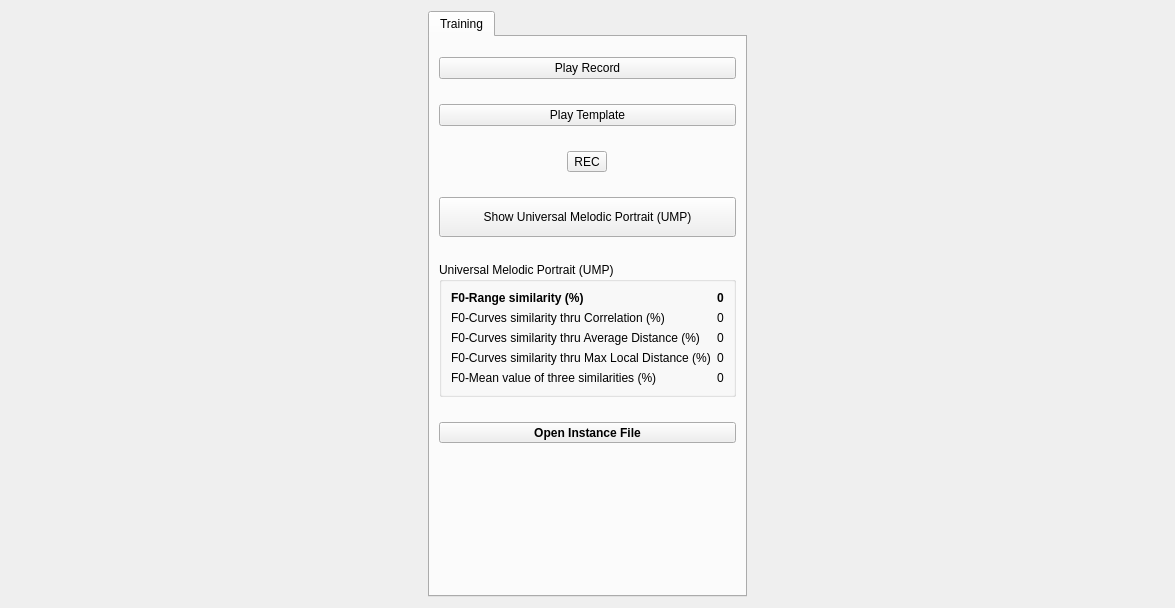
Before: the Qt Designer form graphswindow.ui in zhitko/inton-trainer, drawn with Qt 5.
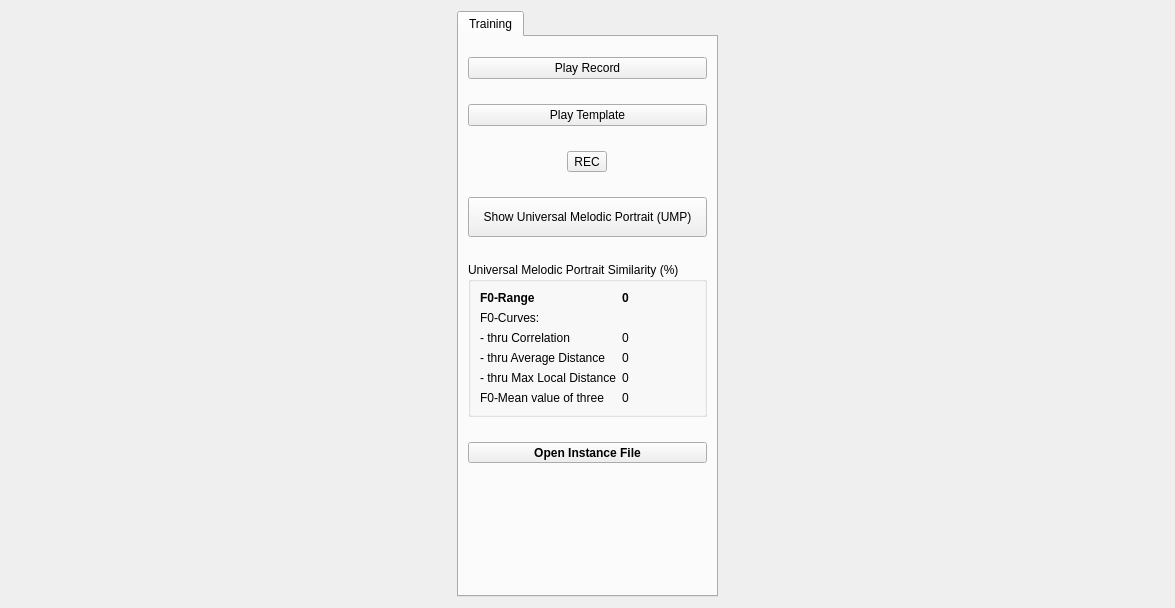
After: the same form once the commit is applied. Icons and pictures are not drawn.

Commit message: change: change display of UMP similarity

The edit to the form file:
```diff
--- a/graphswindow.ui
+++ b/graphswindow.ui
@@ -160,7 +160,7 @@
          <item>
           <widget class="QGroupBox" name="groupBox_2">
            <property name="title">
-            <string>Universal Melodic Portrait (UMP)</string>
+            <string>Universal Melodic Portrait Similarity (%)</string>
            </property>
            <layout class="QFormLayout" name="formLayout">
             <item row="0" column="0">
@@ -172,7 +172,7 @@
                </font>
               </property>
               <property name="text">
-               <string>F0-Range similarity (%)</string>
+               <string>F0-Range</string>
               </property>
              </widget>
             </item>
@@ -189,7 +189,7 @@
               </property>
              </widget>
             </item>
-            <item row="1" column="0">
+            <item row="2" column="0">
              <widget class="QLabel" name="totalCtitle">
               <property name="font">
                <font>
@@ -198,59 +198,66 @@
                </font>
               </property>
               <property name="text">
-               <string>F0-Curves similarity thru Correlation (%)</string>
+               <string>- thru Correlation</string>
               </property>
              </widget>
             </item>
-            <item row="1" column="1">
+            <item row="2" column="1">
              <widget class="QLabel" name="totalC">
               <property name="text">
                <string>0</string>
               </property>
              </widget>
             </item>
-            <item row="2" column="0">
+            <item row="3" column="0">
              <widget class="QLabel" name="totalItitle">
               <property name="text">
-               <string>F0-Curves similarity thru Average Distance (%)</string>
+               <string>- thru Average Distance</string>
               </property>
              </widget>
             </item>
-            <item row="2" column="1">
+            <item row="3" column="1">
              <widget class="QLabel" name="totalI">
               <property name="text">
                <string>0</string>
               </property>
              </widget>
             </item>
-            <item row="3" column="0">
+            <item row="4" column="0">
              <widget class="QLabel" name="totalLtitle">
               <property name="text">
-               <string>F0-Curves similarity thru Max Local Distance (%)</string>
+               <string>- thru Max Local Distance</string>
               </property>
              </widget>
             </item>
-            <item row="3" column="1">
+            <item row="4" column="1">
              <widget class="QLabel" name="totalL">
               <property name="text">
                <string>0</string>
               </property>
              </widget>
             </item>
-            <item row="4" column="0">
+            <item row="5" column="0">
              <widget class="QLabel" name="totalAtitle">
               <property name="text">
-               <string>F0-Mean value of three similarities (%)</string>
+               <string>F0-Mean value of three</string>
               </property>
              </widget>
             </item>
-            <item row="4" column="1">
+            <item row="5" column="1">
              <widget class="QLabel" name="totalA">
               <property name="text">
                <string>0</string>
               </property>
              </widget>
             </item>
+            <item row="1" column="0">
+             <widget class="QLabel" name="label">
+              <property name="text">
+               <string>F0-Curves:</string>
+              </property>
+             </widget>
+            </item>
            </layout>
           </widget>
          </item>
```
